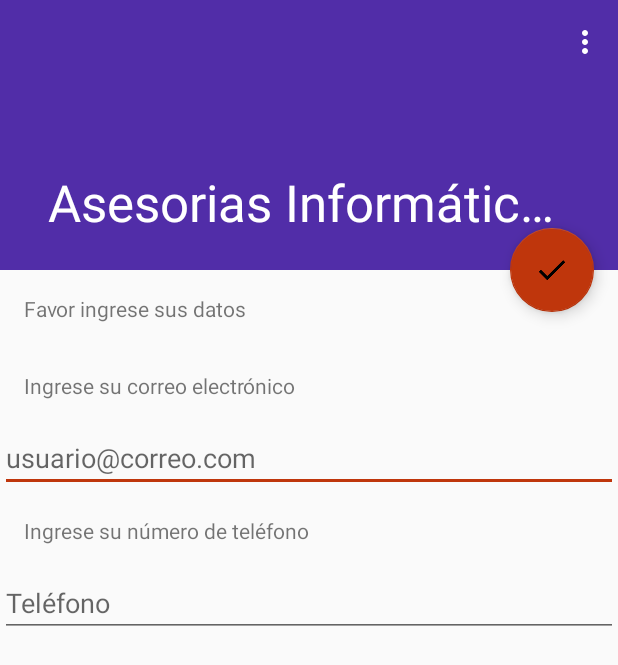
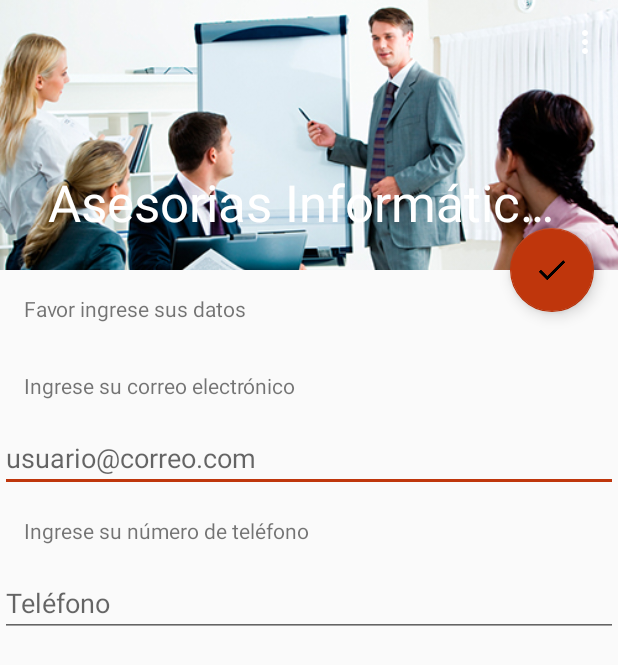
Before and after one commit to Riemsianne/PruebaDLatam, an Android app: the screen it shows after launch (MainActivity), on a phone screen of 412 x 824 dp. Shown: the top 665 px of the screen. Run offline under Robolectric (Android 15) with nearby library versions, the phone set to English and light mode, and no system bars.

Commit message:
five commit

```diff
--- a/app/src/main/AndroidManifest.xml
+++ b/app/src/main/AndroidManifest.xml
@@ -12,7 +12,8 @@
         <activity
             android:name=".MainActivity"
             android:label="@string/app_name"
-            android:theme="@style/AppTheme.NoActionBar">
+            android:theme="@style/AppTheme.NoActionBar"
+            >
             <intent-filter>
                 <action android:name="android.intent.action.MAIN" />
 
--- a/app/src/main/res/layout/activity_main.xml
+++ b/app/src/main/res/layout/activity_main.xml
@@ -6,6 +6,7 @@
     android:layout_height="match_parent"
     android:fitsSystemWindows="true"
     tools:context="cl.riemsianne.prueba1.MainActivity">
+
 
     <android.support.design.widget.AppBarLayout
         android:id="@+id/app_bar"
@@ -22,6 +23,13 @@
             app:contentScrim="?attr/colorPrimary"
             app:layout_scrollFlags="scroll|exitUntilCollapsed">
 
+            <ImageView
+                android:layout_width="match_parent"
+                android:layout_height="match_parent"
+                android:background="@android:color/darker_gray"
+                android:scaleType="centerCrop"
+                android:src="@mipmap/img_serv1" />
+
             <android.support.v7.widget.Toolbar
                 android:id="@+id/toolbar"
                 android:layout_width="match_parent"
@@ -32,8 +40,6 @@
         </android.support.design.widget.CollapsingToolbarLayout>
     </android.support.design.widget.AppBarLayout>
 
-    <include layout="@layout/content_main" />
-
     <android.support.design.widget.FloatingActionButton
         android:id="@+id/fab"
         android:layout_width="wrap_content"
@@ -43,4 +49,6 @@
         app:layout_anchorGravity="bottom|end"
         app:srcCompat="@mipmap/ic_done_black_24dp" />
 
+    <include layout="@layout/content_main" />
+
 </android.support.design.widget.CoordinatorLayout>
--- a/app/src/main/res/layout/fragment_email.xml
+++ b/app/src/main/res/layout/fragment_email.xml
@@ -5,10 +5,7 @@
     tools:context="cl.riemsianne.prueba1.EmailFragment">
 
     <!-- TODO: Update blank fragment layout -->
-    <TextView
-        android:layout_width="match_parent"
-        android:layout_height="match_parent"
-        android:text="@string/hello_blank_fragment" />
+
     <Button
         android:id="@+id/contactbtn"
         android:text="Envianos tus datos ahora!"
--- a/app/src/main/res/values/colors.xml
+++ b/app/src/main/res/values/colors.xml
@@ -4,4 +4,5 @@
     <color name="colorPrimaryDark">#212121</color>
     <color name="colorAccent">#bf360c</color>
 
+
 </resources>
```
Also changed, not shown: app/src/main/res/mipmap-hdpi/img_serv1.jpg (added), app/src/main/res/mipmap-mdpi/img_serv1.jpg (added), app/src/main/res/mipmap-xhdpi/img_serv1.jpg (added), app/src/main/res/mipmap-xxhdpi/img_serv1.jpg (added), app/src/main/res/mipmap-xxxhdpi/img_serv1.jpg (added).
